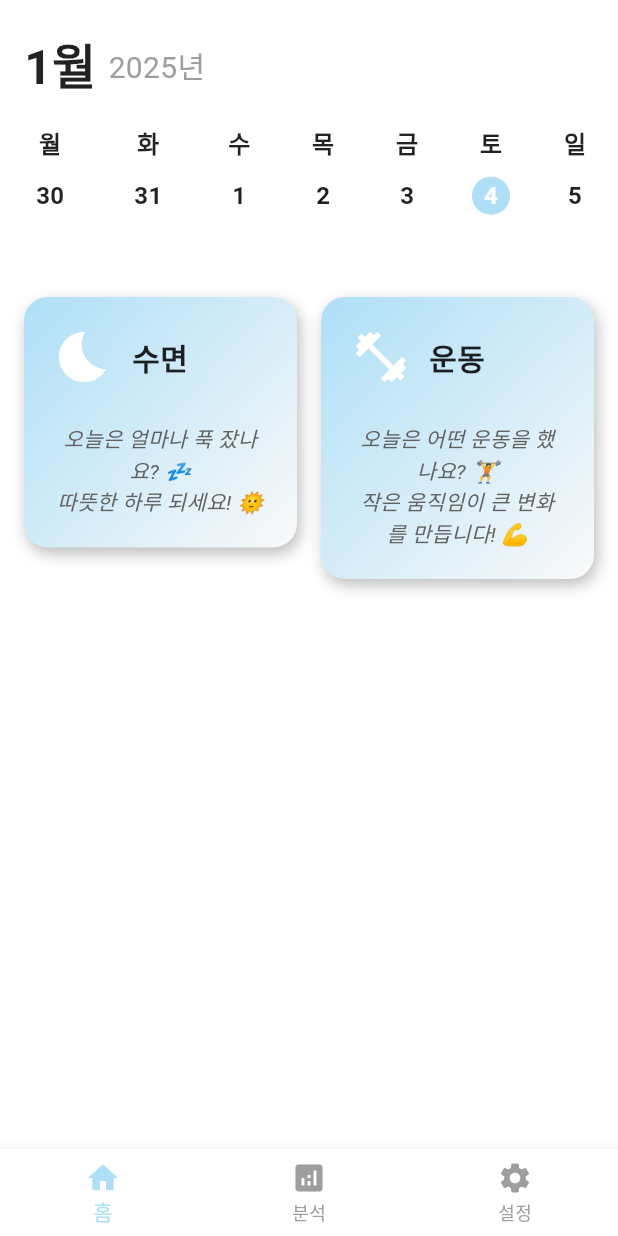
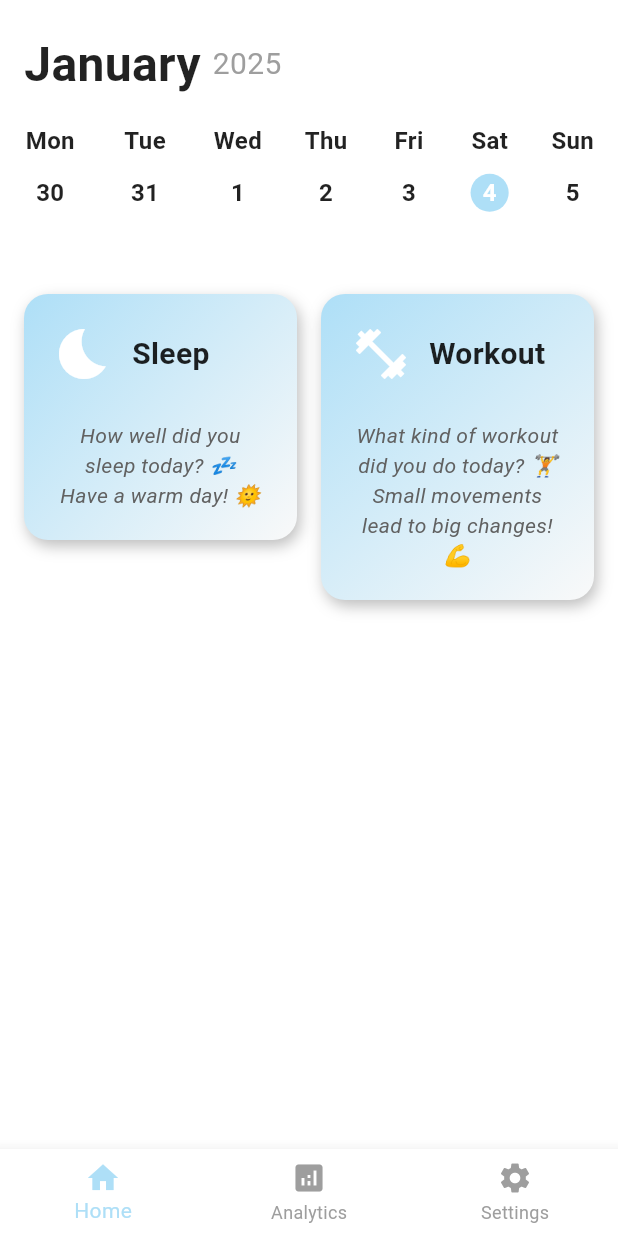
Before and after one commit to JungSeunghun/selfcare, a Flutter app: the screen it shows after launch, on a phone screen of 412 x 824 dp. Run offline on Flutter 3.47's test engine with Material 3 defaults, Android fonts, the phone set to English and light mode, and no system bars; our stand-ins replace ionicons, sqflite; accounts and stored records are empty.

Commit message:
다국어

```diff
--- a/lib/components/date_header.dart
+++ b/lib/components/date_header.dart
@@ -12,7 +12,8 @@ class DateHeader extends StatelessWidget {
 
   @override
   Widget build(BuildContext context) {
-    final currentDate = DateFormat('yMd').parse(selectedDate); // Use DateFormat to parse the date
+    final locale = Localizations.localeOf(context).toString(); // Get current locale
+    final currentDate = DateFormat.yMd(locale).parse(selectedDate);
     final pastelBlue = Color(0xFFAEDFF7);
 
     return Padding(
@@ -26,7 +27,7 @@ class DateHeader extends StatelessWidget {
             crossAxisAlignment: CrossAxisAlignment.center,
             children: [
               Text(
-                DateFormat('MMMM', 'ko_KR').format(currentDate),
+                DateFormat.MMMM(locale).format(currentDate),
                 style: TextStyle(
                   fontSize: 32,
                   fontWeight: FontWeight.bold,
@@ -35,7 +36,7 @@ class DateHeader extends StatelessWidget {
               ),
               SizedBox(width: 8),
               Text(
-                DateFormat('y년', 'ko_KR').format(currentDate),
+                DateFormat.y(locale).format(currentDate),
                 style: TextStyle(
                   fontSize: 20,
                   fontWeight: FontWeight.w400,
@@ -50,13 +51,13 @@ class DateHeader extends StatelessWidget {
             mainAxisAlignment: MainAxisAlignment.spaceBetween,
             children: List.generate(7, (index) {
               final day = currentDate.subtract(Duration(days: currentDate.weekday - 1 - index));
-              final isSelected = DateFormat('yMd').format(day) == selectedDate;
+              final isSelected = DateFormat.yMd(locale).format(day) == selectedDate;
               return GestureDetector(
-                onTap: () => onDateChange(DateFormat('yMd').format(day)),
+                onTap: () => onDateChange(DateFormat.yMd(locale).format(day)),
                 child: Column(
                   children: [
                     Text(
-                      DateFormat('E', 'ko_KR').format(day),
+                      DateFormat.E(locale).format(day),
                       style: TextStyle(
                         fontSize: 16,
                         fontWeight: FontWeight.w600,
@@ -71,7 +72,7 @@ class DateHeader extends StatelessWidget {
                       ),
                       padding: EdgeInsets.all(8),
                       child: Text(
-                        DateFormat('d').format(day),
+                        DateFormat.d().format(day),
                         style: TextStyle(
                           fontSize: 16,
                           fontWeight: FontWeight.bold,
--- a/lib/components/sleep/sleep_card_widget.dart
+++ b/lib/components/sleep/sleep_card_widget.dart
@@ -2,6 +2,7 @@ import 'package:flutter/material.dart';
 import '../../common/common_styles.dart';
 import '../../models/sleep_record_model.dart';
 import 'sleep_input_dialog.dart';
+import '../../generated/l10n.dart'; // S 클래스 사용
 
 class SleepCardWidget extends StatelessWidget {
   final SleepRecord sleepData;
@@ -15,7 +16,7 @@ class SleepCardWidget extends StatelessWidget {
   @override
   Widget build(BuildContext context) {
     final isNewRecord = sleepData.id == null;
-    final totalSleepDuration = calculateSleepDuration(sleepData.sleepTime, sleepData.wakeTime);
+    final totalSleepDuration = calculateSleepDuration(context, sleepData.sleepTime, sleepData.wakeTime);
 
     return GestureDetector(
       onTap: () => showSleepInputDialog(context, sleepData, onSave),
@@ -30,19 +31,20 @@ class SleepCardWidget extends StatelessWidget {
                 children: [
                   Icon(Icons.bedtime, size: 40, color: Colors.white),
                   SizedBox(width: 12),
-                  Text("수면", style: CommonStyles.titleStyle),
+                  Text(S.of(context).sleep, style: CommonStyles.titleStyle),
                 ],
               ),
               SizedBox(height: 24),
               if (isNewRecord)
                 Center(
                   child: Text(
-                    "오늘은 얼마나 푹 잤나요? 💤\n따뜻한 하루 되세요! 🌞",
+                    S.of(context).sleepMessage,
                     textAlign: TextAlign.center,
                     style: CommonStyles.smallTextStyle.copyWith(
                       color: Colors.grey.shade700,
                       fontStyle: FontStyle.italic,
                     ),
+                    softWrap: true,
                   ),
                 )
               else ...[
@@ -64,8 +66,7 @@ class SleepCardWidget extends StatelessWidget {
     );
   }
 
-  /// 수면 시간 계산 메서드
-  String calculateSleepDuration(String sleepTime, String wakeTime) {
+  String calculateSleepDuration(BuildContext context, String sleepTime, String wakeTime) {
     try {
       final sleepParts = sleepTime.split(":").map(int.parse).toList();
       final wakeParts = wakeTime.split(":").map(int.parse).toList();
@@ -74,9 +75,9 @@ class SleepCardWidget extends StatelessWidget {
       final durationMinutes = (wakeMinutes - sleepMinutes + 24 * 60) % (24 * 60);
       final hours = durationMinutes ~/ 60;
       final minutes = durationMinutes % 60;
-      return "${hours}시간 ${minutes}분";
+      return "${hours}${S.of(context).hours} ${minutes}${S.of(context).minutes}";
     } catch (e) {
-      return "0시간 0분";
+      return "0${S.of(context).hours} 0${S.of(context).minutes}";
     }
   }
 }
--- a/lib/components/sleep/sleep_input_dialog.dart
+++ b/lib/components/sleep/sleep_input_dialog.dart
@@ -1,6 +1,7 @@
 import 'package:flutter/material.dart';
 import '../../common/common_styles.dart';
 import '../../models/sleep_record_model.dart';
+import '../../generated/l10n.dart'; // S 클래스 사용
 
 void showSleepInputDialog(BuildContext context, SleepRecord sleepData, Function(SleepRecord) onSave) {
   String newSleepTime = sleepData.sleepTime;
@@ -18,7 +19,9 @@ void showSleepInputDialog(BuildContext context, SleepRecord sleepData, Function(
                 Icon(Icons.bedtime, color: Color(0xFFAEDFF7)),
                 SizedBox(width: 8),
                 Text(
-                  sleepData.id == null ? "새로운 수면 기록 추가" : "수면 기록 수정",
+                  sleepData.id == null
+                      ? S.of(context).addSleepRecord // "새로운 수면 기록 추가"
+                      : S.of(context).editSleepRecord, // "수면 기록 수정"
                   style: CommonStyles.titleStyle.copyWith(fontSize: 18),
                 ),
               ],
@@ -26,15 +29,15 @@ void showSleepInputDialog(BuildContext context, SleepRecord sleepData, Function(
             content: Column(
               mainAxisSize: MainAxisSize.min,
               children: [
-                _buildTimePickerRow(context, "잤는 시간", newSleepTime, (picked) => setState(() => newSleepTime = picked)),
+                _buildTimePickerRow(context, S.of(context).sleepTimeLabel, newSleepTime, (picked) => setState(() => newSleepTime = picked)),
                 SizedBox(height: 16),
-                _buildTimePickerRow(context, "일어난 시간", newWakeTime, (picked) => setState(() => newWakeTime = picked)),
+                _buildTimePickerRow(context, S.of(context).wakeTimeLabel, newWakeTime, (picked) => setState(() => newWakeTime = picked)),
               ],
             ),
             actions: [
               TextButton(
                 onPressed: () => Navigator.pop(context),
-                child: Text("취소", style: TextStyle(color: Colors.grey)),
+                child: Text(S.of(context).cancel, style: TextStyle(color: Colors.grey)), // "취소"
               ),
               ElevatedButton(
                 onPressed: () {
@@ -43,7 +46,7 @@ void showSleepInputDialog(BuildContext context, SleepRecord sleepData, Function(
                     date: sleepData.date,
                     sleepTime: newSleepTime,
                     wakeTime: newWakeTime,
-                    totalSleepDuration: calculateSleepDuration(newSleepTime, newWakeTime),
+                    totalSleepDuration: calculateSleepDuration(context, newSleepTime, newWakeTime),
                   );
                   onSave(updatedRecord);
                   Navigator.pop(context);
@@ -52,7 +55,7 @@ void showSleepInputDialog(BuildContext context, SleepRecord sleepData, Function(
                   backgroundColor: Color(0xFFAEDFF7),
                   shape: CommonStyles.dialogShape,
                 ),
-                child: Text(sleepData.id == null ? "추가" : "저장"),
+                child: Text(sleepData.id == null ? S.of(context).add : S.of(context).save), // "추가" 또는 "저장"
               ),
             ],
           );
@@ -84,7 +87,7 @@ Widget _buildTimePickerRow(BuildContext context, String label, String initialTim
   );
 }
 
-String calculateSleepDuration(String sleepTime, String wakeTime) {
+String calculateSleepDuration(BuildContext context, String sleepTime, String wakeTime) {
   try {
     final sleepParts = sleepTime.split(":").map(int.parse).toList();
     final wakeParts = wakeTime.split(":").map(int.parse).toList();
@@ -93,8 +96,8 @@ String calculateSleepDuration(String sleepTime, String wakeTime) {
     final durationMinutes = (wakeMinutes - sleepMinutes + 24 * 60) % (24 * 60);
     final hours = durationMinutes ~/ 60;
     final minutes = durationMinutes % 60;
-    return "${hours}시간 ${minutes}분";
+    return "${hours}${S.of(context).hours} ${minutes}${S.of(context).minutes}"; // "시간" 및 "분" 추가
   } catch (e) {
-    return "0시간 0분";
+    return "0${S.of(context).hours} 0${S.of(context).minutes}";
   }
 }
--- a/lib/components/workout/workout_card_widget.dart
+++ b/lib/components/workout/workout_card_widget.dart
@@ -1,5 +1,6 @@
 import 'package:flutter/material.dart';
 import '../../common/common_styles.dart';
+import '../../generated/l10n.dart';
 import '../../models/workout_record_model.dart';
 import 'workout_input_dialog.dart';
 
@@ -40,7 +41,7 @@ class _WorkoutCardWidgetState extends State<WorkoutCardWidget> {
                 children: [
                   Icon(Icons.fitness_center, size: 40, color: Colors.white),
                   SizedBox(width: 12),
-                  Text("운동", style: CommonStyles.titleStyle),
+                  Text(S.of(context).workout, style: CommonStyles.titleStyle),
                 ],
               ),
               SizedBox(height: 24),
@@ -49,12 +50,13 @@ class _WorkoutCardWidgetState extends State<WorkoutCardWidget> {
               if (isNewRecord)
                 Center(
                   child: Text(
-                    "오늘은 어떤 운동을 했나요? 🏋️\n작은 움직임이 큰 변화를 만듭니다! 💪",
+                    S.of(context).noWorkoutMessage,
                     textAlign: TextAlign.center,
                     style: CommonStyles.smallTextStyle.copyWith(
                       color: Colors.grey.shade700,
                       fontStyle: FontStyle.italic,
                     ),
+                    softWrap: true,
                   ),
                 )
               else ...[
@@ -63,8 +65,9 @@ class _WorkoutCardWidgetState extends State<WorkoutCardWidget> {
                   return Column(
                     crossAxisAlignment: CrossAxisAlignment.start,
                     children: [
-                      Row(
-                        mainAxisAlignment: MainAxisAlignment.spaceBetween,
+                      Wrap(
+                        spacing: 8,
+                        runSpacing: 4,
                         children: [
                           Text(
                             workout.workoutType,
@@ -74,7 +77,7 @@ class _WorkoutCardWidgetState extends State<WorkoutCardWidget> {
                             ),
                           ),
                           Text(
-                            "${workout.duration}분",
+                            "${workout.duration}${S.of(context).minutes}",
                             style: CommonStyles.smallTextStyle.copyWith(color: Colors.black54),
                           ),
                         ],
@@ -89,7 +92,7 @@ class _WorkoutCardWidgetState extends State<WorkoutCardWidget> {
                   padding: const EdgeInsets.only(top: 8.0),
                   child: Center(
                     child: Text(
-                      "총 운동 시간: ${totalDuration}분",
+                      "${S.of(context).totalWorkoutDuration}: ${totalDuration}${S.of(context).minutes}",
                       style: CommonStyles.smallTextStyle.copyWith(
                         color: Colors.black54,
                         fontSize: 14,
--- a/lib/home_screen.dart
+++ b/lib/home_screen.dart
@@ -1,5 +1,6 @@
 import 'package:flutter/material.dart';
 import 'package:ionicons/ionicons.dart';
+import 'generated/l10n.dart';
 import 'components/pinterest_grid_view_builder.dart';
 import 'components/date_header.dart';
 import 'services/sleep_service.dart';
@@ -15,8 +16,8 @@ class HomeScreen extends StatefulWidget {
 
 class _HomeScreenState extends State<HomeScreen> {
   final Map<String, IconData> icons = {
-    "수면": Ionicons.bed_outline,
-    "운동": Ionicons.fitness_outline,
+    S.current.sleep: Ionicons.bed_outline,
+    S.current.workout: Ionicons.fitness_outline,
   };
 
   final SleepService _sleepService = SleepService();
@@ -33,10 +34,9 @@ class _HomeScreenState extends State<HomeScreen> {
     _loadDataForDate(selectedDate);
   }
 
-  /// 날짜에 따른 데이터 로드
   Future<void> _loadDataForDate(String date) async {
     setState(() {
-      isLoading = true; // 로딩 시작
+      isLoading = true;
     });
 
     final sleepRecord = await _sleepService.getSleepRecordByDate(date);
@@ -45,18 +45,16 @@ class _HomeScreenState extends State<HomeScreen> {
     setState(() {
       sleepData = sleepRecord;
       workoutData = workouts;
-      isLoading = false; // 로딩 완료
+      isLoading = false;
     });
   }
 
-  /// 수면 데이터 업데이트
   void _updateSleepData(SleepRecord updatedRecord) {
     setState(() {
       sleepData = updatedRecord;
     });
   }
 
-  /// 운동 데이터 업데이트
   void _updateWorkoutData(List<WorkoutRecord> updatedRecords) {
     setState(() {
       workoutData = updatedRecords;
@@ -110,18 +108,18 @@ class _HomeScreenState extends State<HomeScreen> {
         selectedItemColor: Color(0xFFAEDFF7),
         unselectedItemColor: Colors.grey,
         backgroundColor: Colors.white,
-        items: const [
+        items: [
           BottomNavigationBarItem(
             icon: Icon(Icons.home),
-            label: '홈',
+            label: S.of(context).home,
           ),
           BottomNavigationBarItem(
             icon: Icon(Icons.analytics),
-            label: '분석',
+            label: S.of(context).analytics,
           ),
           BottomNavigationBarItem(
             icon: Icon(Icons.settings),
-            label: '설정',
+            label: S.of(context).settings,
           ),
         ],
       ),
--- /dev/null
+++ b/lib/l10n/intl_en.arb
@@ -0,0 +1,25 @@
+{
+  "@@locale": "en",
+  "home": "Home",
+  "analytics": "Analytics",
+  "settings": "Settings",
+  "sleep": "Sleep",
+  "workout": "Workout",
+  "dateHeader_today": "Today",
+  "dateHeader_month": "{month}",
+  "dateHeader_year": "{year}",
+  "sleep": "Sleep",
+  "sleepMessage": "How well did you sleep today? 💤\nHave a warm day! 🌞",
+  "hours": "h",
+  "minutes": "m",
+  "addSleepRecord": "Add New Sleep Record",
+  "editSleepRecord": "Edit Sleep Record",
+  "sleepTimeLabel": "Sleep Time",
+  "wakeTimeLabel": "Wake Time",
+  "cancel": "Cancel",
+  "add": "Add",
+  "save": "Save",
+  "workout": "Workout",
+  "noWorkoutMessage": "What kind of workout did you do today? 🏋️\nSmall movements lead to big changes! 💪",
+  "totalWorkoutDuration": "Total Workout Duration"
+}
--- /dev/null
+++ b/lib/l10n/intl_ko.arb
@@ -0,0 +1,25 @@
+{
+  "@@locale": "ko",
+  "home": "홈",
+  "analytics": "분석",
+  "settings": "설정",
+  "sleep": "수면",
+  "workout": "운동",
+  "dateHeader_today": "오늘",
+  "dateHeader_month": "{month}",
+  "dateHeader_year": "{year}년",
+  "sleep": "수면",
+  "sleepMessage": "오늘은 얼마나 푹 잤나요? 💤\n따뜻한 하루 되세요! 🌞",
+  "hours": "시간",
+  "minutes": "분",
+  "addSleepRecord": "새로운 수면 기록 추가",
+  "editSleepRecord": "수면 기록 수정",
+  "sleepTimeLabel": "잤는 시간",
+  "wakeTimeLabel": "일어난 시간",
+  "cancel": "취소",
+  "add": "추가",
+  "save": "저장",
+  "workout": "운동",
+  "noWorkoutMessage": "오늘은 어떤 운동을 했나요? 🏋️\n작은 움직임이 큰 변화를 만듭니다! 💪",
+  "totalWorkoutDuration": "총 운동 시간"
+}
--- a/lib/main.dart
+++ b/lib/main.dart
@@ -1,10 +1,9 @@
 import 'package:flutter/material.dart';
-import 'package:intl/date_symbol_data_local.dart';
+import 'package:flutter_localizations/flutter_localizations.dart';
+import 'generated/l10n.dart';
 import 'home_screen.dart';
 
-void main() async {
-  WidgetsFlutterBinding.ensureInitialized();
-  await initializeDateFormatting('ko_KR', null); // Initialize locale data
+void main() {
   runApp(MyApp());
 }
 
@@ -13,6 +12,14 @@ class MyApp extends StatelessWidget {
   Widget build(BuildContext context) {
     return MaterialApp(
       debugShowCheckedModeBanner: false,
+      title: 'SelfCare App',
+      localizationsDelegates: [
+        S.delegate,
+        GlobalMaterialLocalizations.delegate,
+        GlobalWidgetsLocalizations.delegate,
+        GlobalCupertinoLocalizations.delegate,
+      ],
+      supportedLocales: S.delegate.supportedLocales,
       home: HomeScreen(),
     );
   }
--- a/pubspec.yaml
+++ b/pubspec.yaml
@@ -30,16 +30,18 @@ environment:
 dependencies:
   flutter:
     sdk: flutter
-
+  flutter_localizations:
+    sdk: flutter
 
   # The following adds the Cupertino Icons font to your application.
   # Use with the CupertinoIcons class for iOS style icons.
   cupertino_icons: ^1.0.8
   sqflite: ^2.4.1
   shared_preferences: ^2.3.4
-  intl: ^0.20.1
+  intl: ^0.19.0
   ionicons: ^0.2.2
   flutter_staggered_grid_view: ^0.7.0
+  intl_utils: ^2.8.7
 
 dev_dependencies:
   flutter_test:
```
Also changed, not shown: lib/generated/intl/messages_all.dart (added), lib/generated/intl/messages_en.dart (added), lib/generated/intl/messages_ko.dart (added), lib/generated/l10n.dart (added), pubspec.lock.
